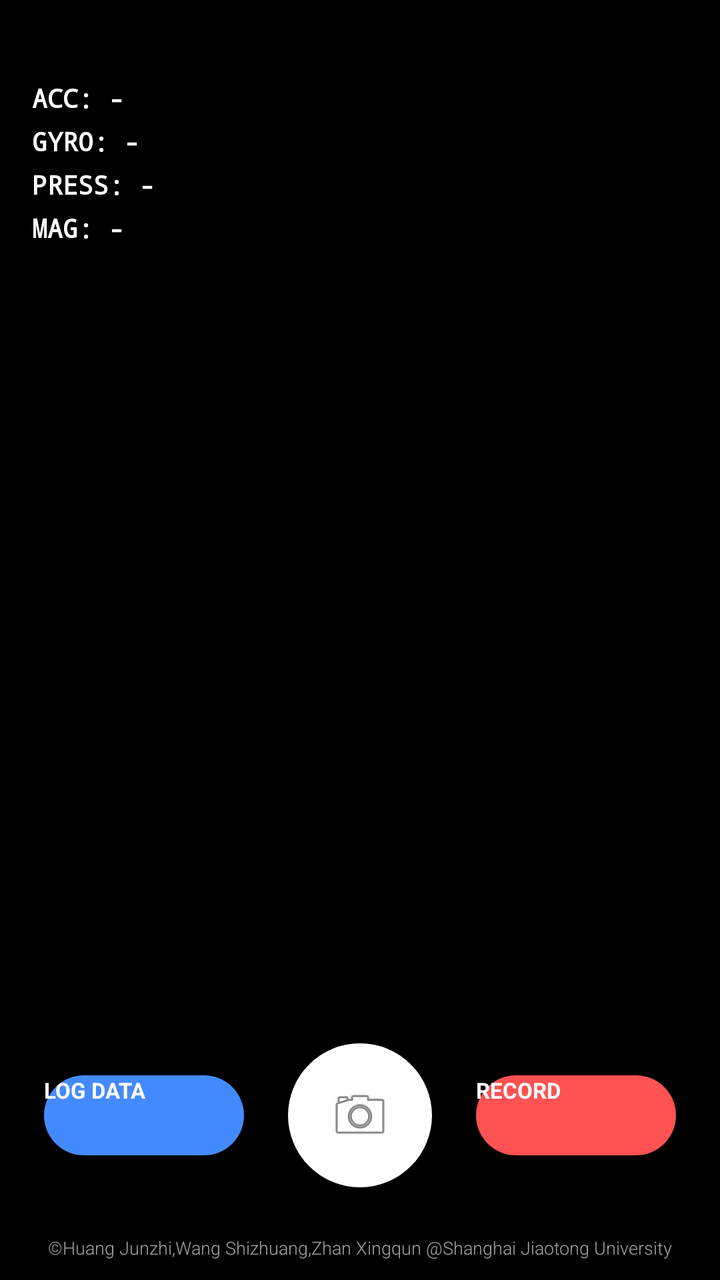
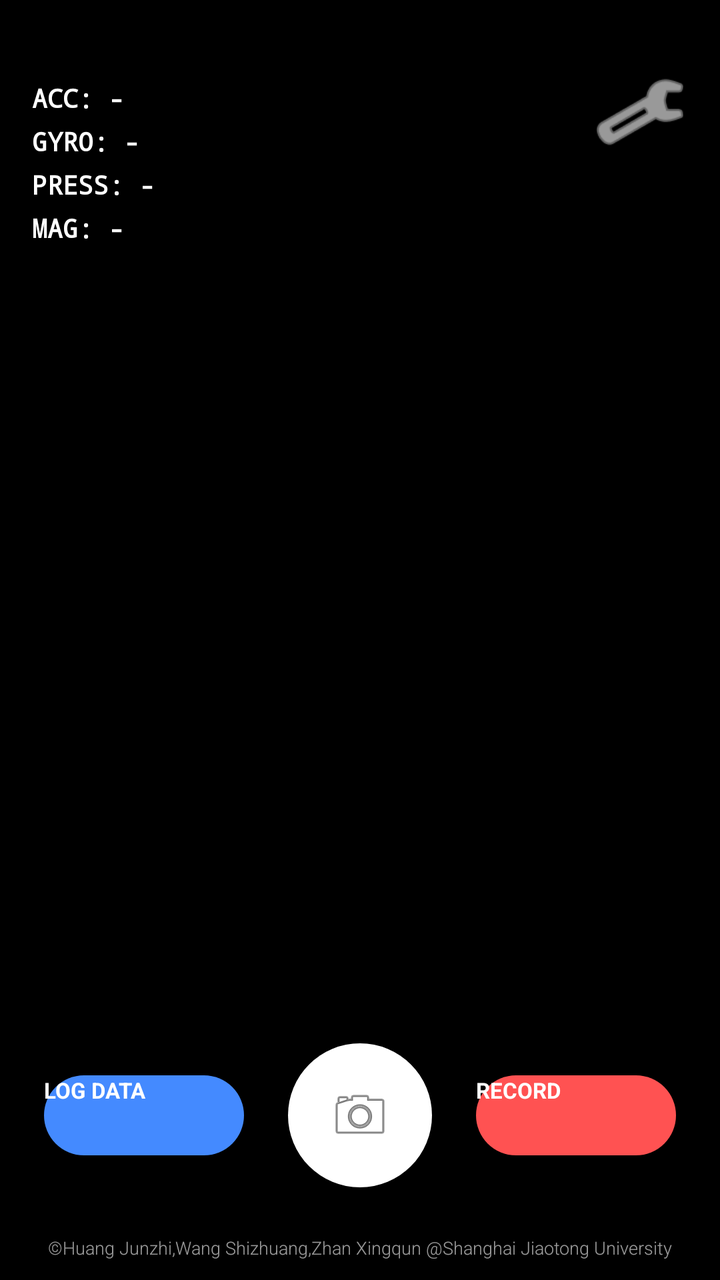

Screens rendered from an Android XML layout before and after an edit, with the pre-edit source and the edit as a unified diff.
<!-- AndroidManifest.xml: application theme Theme.Camera2TEST -->
<!-- res/layout/activity_camera.xml -->
<?xml version="1.0" encoding="utf-8"?>
<androidx.constraintlayout.widget.ConstraintLayout
    xmlns:android="http://schemas.android.com/apk/res/android"
    xmlns:app="http://schemas.android.com/apk/res-auto"
    xmlns:tools="http://schemas.android.com/tools"
    android:layout_width="match_parent"
    android:layout_height="match_parent"
    android:background="#000000">

    
    <TextureView
        android:id="@+id/texture_view"
        android:layout_width="match_parent"
        android:layout_height="match_parent" />

    
    <View
        android:layout_width="match_parent"
        android:layout_height="200dp"
        android:background="@drawable/bg_gradient_scrim"
        app:layout_constraintTop_toTopOf="parent" />

    
    <LinearLayout
        android:id="@+id/sensor_hud_container"
        android:layout_width="wrap_content"
        android:layout_height="wrap_content"
        android:layout_marginStart="16dp"
        android:layout_marginTop="40dp"
        android:orientation="vertical"
        app:layout_constraintStart_toStartOf="parent"
        app:layout_constraintTop_toTopOf="parent">

        <TextView
            android:id="@+id/accelerometerTextView"
            android:layout_width="wrap_content"
            android:layout_height="wrap_content"
            android:fontFamily="monospace"
            android:shadowColor="#000000"
            android:shadowDx="1"
            android:shadowDy="1"
            android:shadowRadius="2"
            android:text="ACC: -"
            android:textColor="#FFFFFF"
            android:textSize="13sp"
            android:textStyle="bold" />

        <TextView
            android:id="@+id/gyroscopeTextView"
            android:layout_width="wrap_content"
            android:layout_height="wrap_content"
            android:layout_marginTop="4dp"
            android:fontFamily="monospace"
            android:shadowColor="#000000"
            android:shadowDx="1"
            android:shadowDy="1"
            android:shadowRadius="2"
            android:text="GYRO: -"
            android:textColor="#FFFFFF"
            android:textSize="13sp"
            android:textStyle="bold" />

        <TextView
            android:id="@+id/pressureTextView"
            android:layout_width="wrap_content"
            android:layout_height="wrap_content"
            android:layout_marginTop="4dp"
            android:fontFamily="monospace"
            android:shadowColor="#000000"
            android:shadowDx="1"
            android:shadowDy="1"
            android:shadowRadius="2"
            android:text="PRESS: -"
            android:textColor="#FFFFFF"
            android:textSize="13sp"
            android:textStyle="bold" />

        <TextView
            android:id="@+id/magneticFieldTextView"
            android:layout_width="wrap_content"
            android:layout_height="wrap_content"
            android:layout_marginTop="4dp"
            android:fontFamily="monospace"
            android:shadowColor="#000000"
            android:shadowDx="1"
            android:shadowDy="1"
            android:shadowRadius="2"
            android:text="MAG: -"
            android:textColor="#FFFFFF"
            android:textSize="13sp"
            android:textStyle="bold" />
    </LinearLayout>

    
    <androidx.constraintlayout.widget.ConstraintLayout
        android:id="@+id/bottom_control_panel"
        android:layout_width="match_parent"
        android:layout_height="120dp"
        android:paddingBottom="45dp"
        app:layout_constraintBottom_toBottomOf="parent">

        <ImageButton
            android:id="@+id/camera_take_picture"
            android:layout_width="72dp"
            android:layout_height="72dp"
            android:background="@drawable/bg_circle_white"
            android:backgroundTint="#FFFFFF"
            android:contentDescription="Take Picture"
            android:scaleType="center"
            android:src="@android:drawable/ic_menu_camera"
            app:layout_constraintBottom_toBottomOf="parent"
            app:layout_constraintEnd_toEndOf="parent"
            app:layout_constraintStart_toStartOf="parent"
            app:layout_constraintTop_toTopOf="parent" />

        <Button
            android:id="@+id/videostartstop"
            android:layout_width="100dp"
            android:layout_height="40dp"
            android:background="@drawable/bg_round_pill"
            android:backgroundTint="#448AFF"
            android:text="LOG DATA"
            android:textColor="#FFFFFF"
            android:textSize="11sp"
            android:textStyle="bold"
            app:layout_constraintBottom_toBottomOf="@+id/camera_take_picture"
            app:layout_constraintEnd_toStartOf="@+id/camera_take_picture"
            app:layout_constraintStart_toStartOf="parent"
            app:layout_constraintTop_toTopOf="@+id/camera_take_picture" />

        <Button
            android:id="@+id/startStopButton"
            android:layout_width="100dp"
            android:layout_height="40dp"
            android:background="@drawable/bg_round_pill"
            android:backgroundTint="#FF5252"
            android:text="RECORD"
            android:textColor="#FFFFFF"
            android:textSize="11sp"
            android:textStyle="bold"
            app:layout_constraintBottom_toBottomOf="@+id/camera_take_picture"
            app:layout_constraintEnd_toEndOf="parent"
            app:layout_constraintStart_toEndOf="@+id/camera_take_picture"
            app:layout_constraintTop_toTopOf="@+id/camera_take_picture" />

    </androidx.constraintlayout.widget.ConstraintLayout>

    
    <TextView
        android:layout_width="0dp"
        android:layout_height="wrap_content"
        android:layout_marginBottom="10dp"
        android:layout_marginHorizontal="16dp"
        android:gravity="center"
        android:text="©Huang Junzhi,Wang Shizhuang,Zhan Xingqun @Shanghai Jiaotong University"
        android:textColor="#99FFFFFF"
        android:textSize="9sp"
        android:fontFamily="sans-serif-light"
        app:layout_constraintBottom_toBottomOf="parent"
        app:layout_constraintEnd_toEndOf="parent"
        app:layout_constraintStart_toStartOf="parent" />

</androidx.constraintlayout.widget.ConstraintLayout>
<!-- resources referenced by this layout -->
<resources>
  <!-- drawable bg_circle_white (drawable) -->
  <?xml version="1.0" encoding="utf-8"?>
  <shape xmlns:android="http://schemas.android.com/apk/res/android"
      android:shape="oval">
      <solid android:color="#FFFFFF" />
  </shape>
  <!-- drawable bg_gradient_scrim (drawable) -->
  <?xml version="1.0" encoding="utf-8"?>
  <shape xmlns:android="http://schemas.android.com/apk/res/android">
      <gradient
          android:angle="270"
          android:startColor="#99000000"
          android:centerColor="#33000000"
          android:endColor="#00000000"
          android:type="linear" />
  </shape>
  <!-- drawable bg_round_pill (drawable) -->
  <?xml version="1.0" encoding="utf-8"?>
  <shape xmlns:android="http://schemas.android.com/apk/res/android"
      android:shape="rectangle">
      <corners android:radius="50dp" /> 
      <solid android:color="#FFFFFF" /> 
  </shape>
  <style name="Theme.Camera2TEST" parent="android:Theme.Material.Light.NoActionBar" />
</resources>

<!-- the commit's change to res/layout/activity_camera.xml (unified diff, before → after) -->
@@ -19,6 +19,18 @@
         android:layout_height="200dp"
         android:background="@drawable/bg_gradient_scrim"
         app:layout_constraintTop_toTopOf="parent" />
+    
+    <ImageButton
+        android:id="@+id/btn_settings"
+        android:layout_width="48dp"
+        android:layout_height="48dp"
+        android:layout_marginTop="32dp"
+        android:layout_marginEnd="16dp"
+        android:background="@android:color/transparent"
+        android:src="@android:drawable/ic_menu_preferences"
+        app:layout_constraintEnd_toEndOf="parent"
+        app:layout_constraintTop_toTopOf="parent"
+        app:tint="#FFFFFF" />
 
     
     <LinearLayout
